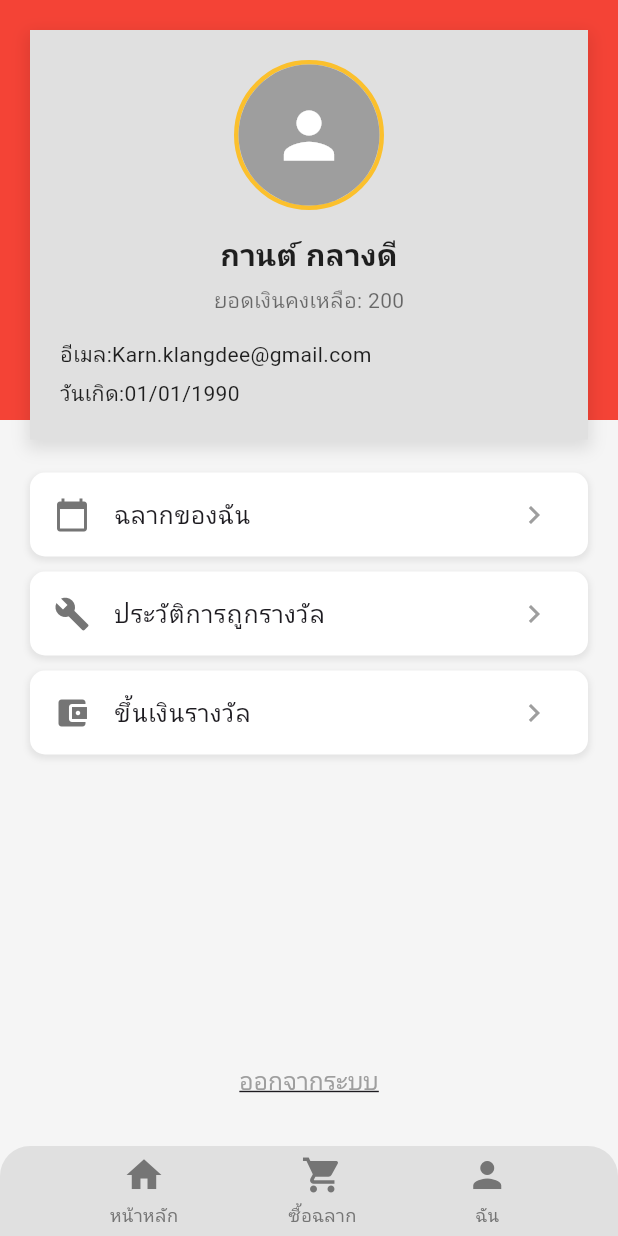
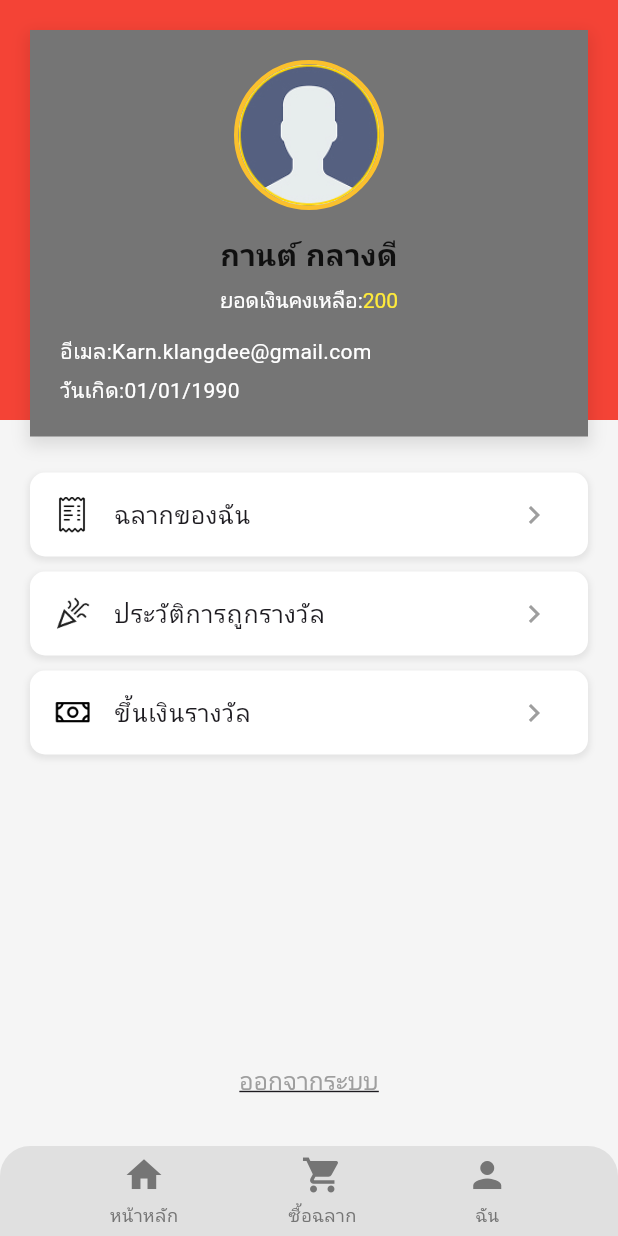
Before and after one commit to MACROG33/LottoReddragon, a Flutter app: the screen it shows after launch, on a phone screen of 412 x 824 dp. Run offline on Flutter 3.47's test engine with Material 3 defaults, Android fonts, the phone set to English and light mode, and no system bars.

Commit message:
update amotfinal

```diff
--- a/lotto/lib/pages/info.dart
+++ b/lotto/lib/pages/info.dart
@@ -25,17 +25,17 @@ class ProfilePage extends StatelessWidget {
                   child: Column(
                     children: [
                       _buildMenuItem(
-                        icon: Icons.calendar_today,
+                        imagePath: 'assets/images/slip.jpg',
                         title: 'ฉลากของฉัน',
                         onTap: () {},
                       ),
                       _buildMenuItem(
-                        icon: Icons.build,
+                        imagePath: 'assets/images/celebate.jpg',
                         title: 'ประวัติการถูกรางวัล',
                         onTap: () {},
                       ),
                       _buildMenuItem(
-                        icon: Icons.account_balance_wallet,
+                        imagePath: 'assets/images/money.jpg',
                         title: 'ขึ้นเงินรางวัล',
                         onTap: () {},
                       ),
@@ -91,7 +91,7 @@ class ProfilePage extends StatelessWidget {
             child: Container(
               padding: const EdgeInsets.all(20),
               decoration: BoxDecoration(
-                color: Colors.grey[300],
+                color: Colors.grey[600],
                 boxShadow: [
                   BoxShadow(
                     color: Colors.black.withOpacity(0.1),
@@ -114,7 +114,7 @@ class ProfilePage extends StatelessWidget {
                     child: const CircleAvatar(
                       radius: 48,
                       backgroundColor: Colors.grey,
-                      child: Icon(Icons.person, size: 50, color: Colors.white),
+                      backgroundImage: AssetImage('assets/images/person.jpg'),
                     ),
                   ),
                   const SizedBox(height: 15),
@@ -128,18 +128,29 @@ class ProfilePage extends StatelessWidget {
                     ),
                   ),
                   const SizedBox(height: 5),
+
                   // Subtitle
-                  const Text(
-                    'ยอดเงินคงเหลือ: 200',
-                    style: TextStyle(color: Colors.black54, fontSize: 14),
+                  RichText(
+                    text: TextSpan(
+                      children: [
+                        TextSpan(
+                          text: 'ยอดเงินคงเหลือ:',
+                          style: TextStyle(color: Colors.white, fontSize: 14),
+                        ),
+                        TextSpan(
+                          text: '200',
+                          style: TextStyle(color: Colors.yellow, fontSize: 14),
+                        ),
+                      ],
+                    ),
                   ),
-                  const SizedBox(height: 15),
+                  SizedBox(height: 15),
                   // Email
                   Align(
                     alignment: Alignment.centerLeft,
                     child: const Text(
                       'อีเมล:Karn.klangdee@gmail.com',
-                      style: TextStyle(color: Colors.black87, fontSize: 14),
+                      style: TextStyle(color: Colors.white, fontSize: 14),
                     ),
                   ),
                   const SizedBox(height: 5),
@@ -148,7 +159,7 @@ class ProfilePage extends StatelessWidget {
                     alignment: Alignment.centerLeft,
                     child: const Text(
                       'วันเกิด:01/01/1990',
-                      style: TextStyle(color: Colors.black87, fontSize: 14),
+                      style: TextStyle(color: Colors.white, fontSize: 14),
                     ),
                   ),
                 ],
@@ -161,7 +172,8 @@ class ProfilePage extends StatelessWidget {
   }
 
   Widget _buildMenuItem({
-    required IconData icon,
+    IconData? icon,
+    String? imagePath, // Add this parameter for image path
     required String title,
     required VoidCallback onTap,
   }) {
@@ -180,7 +192,27 @@ class ProfilePage extends StatelessWidget {
         ],
       ),
       child: ListTile(
-        leading: Icon(icon, color: Colors.grey[600]),
+        leading: imagePath != null
+            ? ClipRRect(
+                borderRadius: BorderRadius.circular(
+                  4,
+                ), // Optional: rounded corners
+                child: Image.asset(
+                  imagePath,
+                  width: 24,
+                  height: 24,
+                  fit: BoxFit.cover,
+                  errorBuilder: (context, error, stackTrace) {
+                    // Fallback icon if image fails to load
+                    return Icon(
+                      Icons.image_not_supported,
+                      color: Colors.grey[600],
+                      size: 24,
+                    );
+                  },
+                ),
+              )
+            : Icon(icon, color: Colors.grey[600]),
         title: Text(
           title,
           style: const TextStyle(fontSize: 16, fontWeight: FontWeight.w500),
--- a/lotto/pubspec.yaml
+++ b/lotto/pubspec.yaml
@@ -59,7 +59,7 @@ flutter:
 
   # To add assets to your application, add an assets section, like this:
   assets:
-    - assets\images\
+    - assets/images/
 
   # An image asset can refer to one or more resolution-specific "variants", see
   # https://flutter.dev/to/resolution-aware-images
```
Also changed, not shown: lotto/assets/images/money.jpg (added), lotto/assets/images/person.jpg (added), lotto/assets/images/slip.jpg (added).
